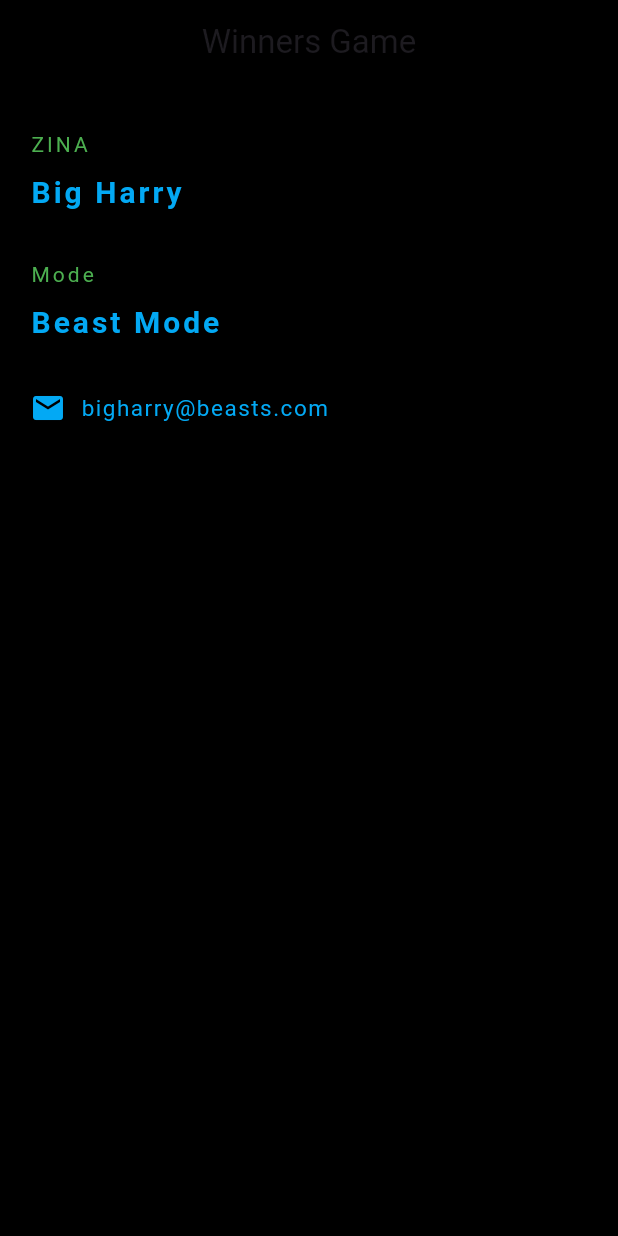
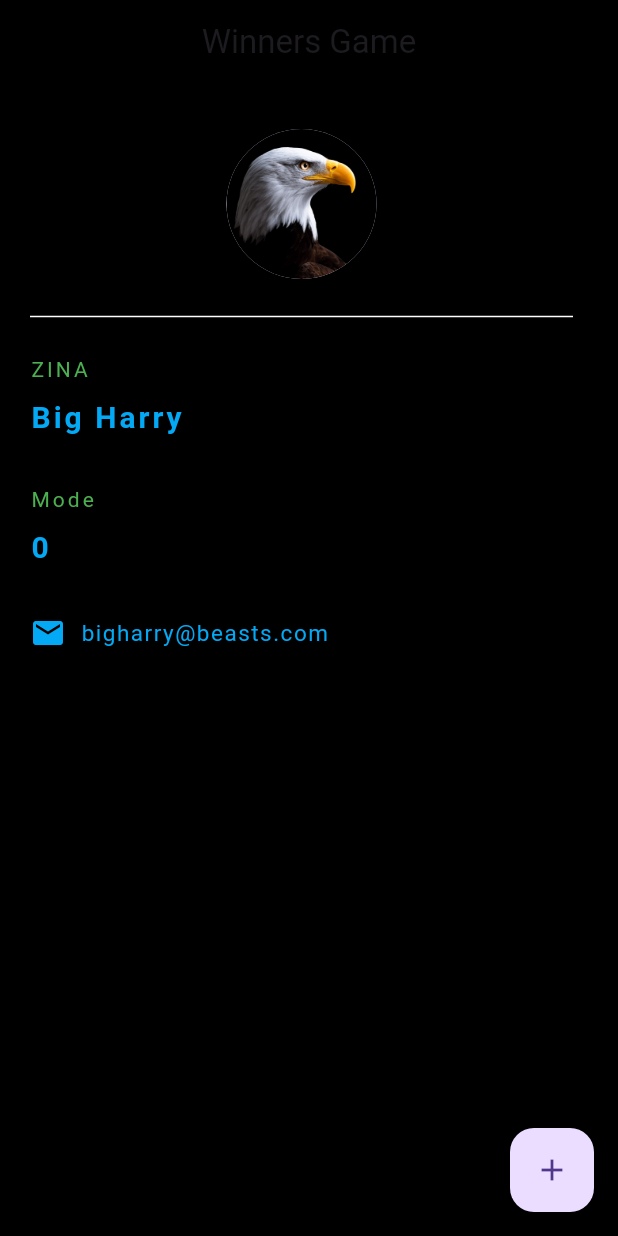
Before and after one commit to Thee23rd/learners, a Flutter app: the screen it shows after launch, on a phone screen of 412 x 824 dp. Run offline on Flutter 3.47's test engine with Material 3 defaults, Android fonts, the phone set to English and light mode, and no system bars.

Commit message:
first adds

```diff
--- a/lib/main.dart
+++ b/lib/main.dart
@@ -1,29 +1,57 @@
+// ignore_for_file: prefer_const_constructors, avoid_renaming_method_parameters, use_key_in_widget_constructors, prefer_const_literals_to_create_immutables, duplicate_ignore
+
 import 'package:flutter/material.dart';
 
-void main(){
+void main() {
   runApp(MaterialApp(
     home: HomeTab(),
-  ));}
+  ));
+}
 
-  class HomeTab extends StatelessWidget{
+class HomeTab extends StatefulWidget {
+  @override
+  State<HomeTab> createState() => _HomeTabState();
+}
+
+class _HomeTabState extends State<HomeTab> {
+  int mode = 0;
+
   @override
   Widget build(BuildContext contex) {
     return Scaffold(
       backgroundColor: Colors.black,
-
       appBar: AppBar(
         title: Text('Winners Game'),
         centerTitle: true,
         backgroundColor: Colors.black,
-
       ),
-
+      floatingActionButton: FloatingActionButton(
+        onPressed: () {
+          setState(() {
+            mode += 1;
+          });
+        },
+        child: Icon(
+          Icons.add,
+        ),
+      ),
       body: Padding(
-        padding: EdgeInsets.fromLTRB(20.0, 30.0, 30.0,20.0),
-
+        padding: EdgeInsets.fromLTRB(20.0, 30.0, 30.0, 20.0),
         child: Column(
           crossAxisAlignment: CrossAxisAlignment.start,
+          // ignore: prefer_const_literals_to_create_immutables
           children: <Widget>[
+            Center(
+              child: CircleAvatar(
+                backgroundImage: AssetImage('assets/pics/bolddd.png'),
+                radius: 50,
+                // backgroundColor: Colors.white,
+              ),
+            ),
+            Divider(
+              height: 50,
+              color: Colors.white,
+            ),
             Text(
               'ZINA',
               style: TextStyle(
@@ -31,18 +59,15 @@ void main(){
                 letterSpacing: 2.0,
               ),
             ),
-
             SizedBox(height: 8.0),
-
             Text(
               'Big Harry',
               style: TextStyle(
                   color: Colors.lightBlue,
                   letterSpacing: 2.0,
                   fontSize: 20.0,
-                fontWeight: FontWeight.bold
-              ),),
-
+                  fontWeight: FontWeight.bold),
+            ),
             SizedBox(height: 30.0),
             Text(
               'Mode',
@@ -51,29 +76,23 @@ void main(){
                 letterSpacing: 2.0,
               ),
             ),
-
             SizedBox(height: 8.0),
-
             Text(
-              'Beast Mode',
+              '$mode',
               style: TextStyle(
                   color: Colors.lightBlue,
                   letterSpacing: 2.0,
                   fontSize: 20.0,
-                fontWeight: FontWeight.bold
-              ),),
-
+                  fontWeight: FontWeight.bold),
+            ),
             SizedBox(height: 30.0),
-
             Row(
               children: <Widget>[
                 Icon(
                   Icons.email,
                   color: Colors.lightBlue,
                 ),
-
                 SizedBox(width: 10.0),
-
                 Text(
                   'bigharry@beasts.com',
                   style: TextStyle(
@@ -84,11 +103,9 @@ void main(){
                 )
               ],
             )
-
-
           ],
-         ),),
-
+        ),
+      ),
     );
   }
 }
```
Also changed, not shown: assets/pics/bolddd.png (added), assets/pics/face.jpg (added), assets/pics/faces.png (added), assets/pics/gggg.webp (added), 2 other files. Lines whose indentation alone changed are shown as unchanged.
